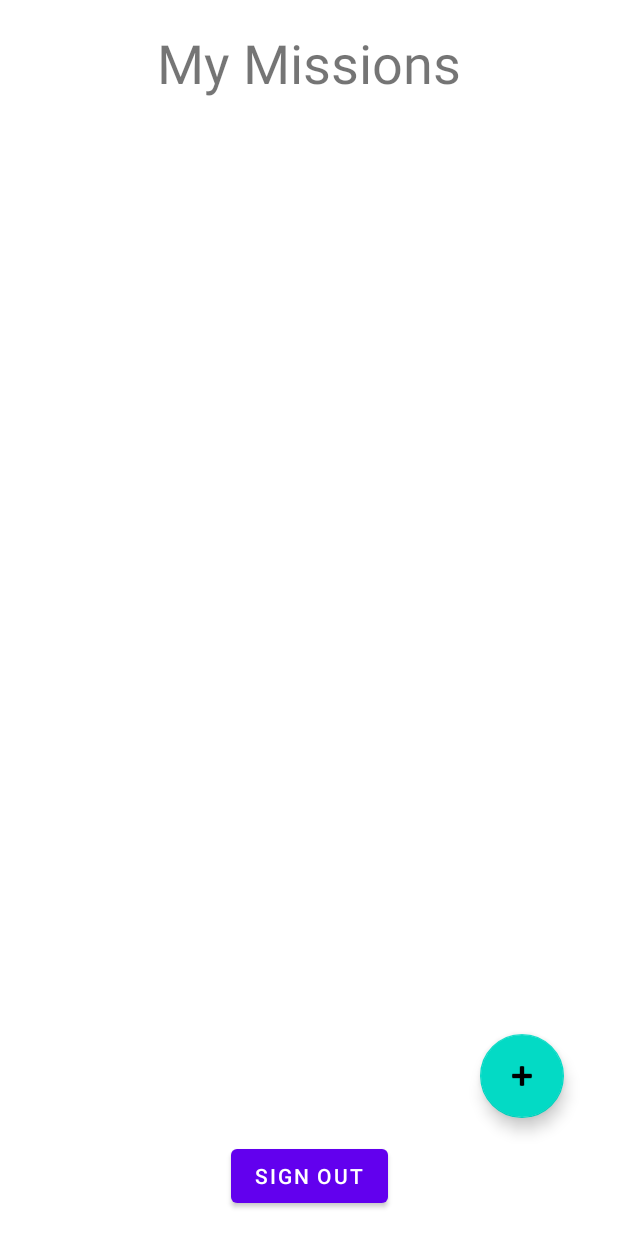
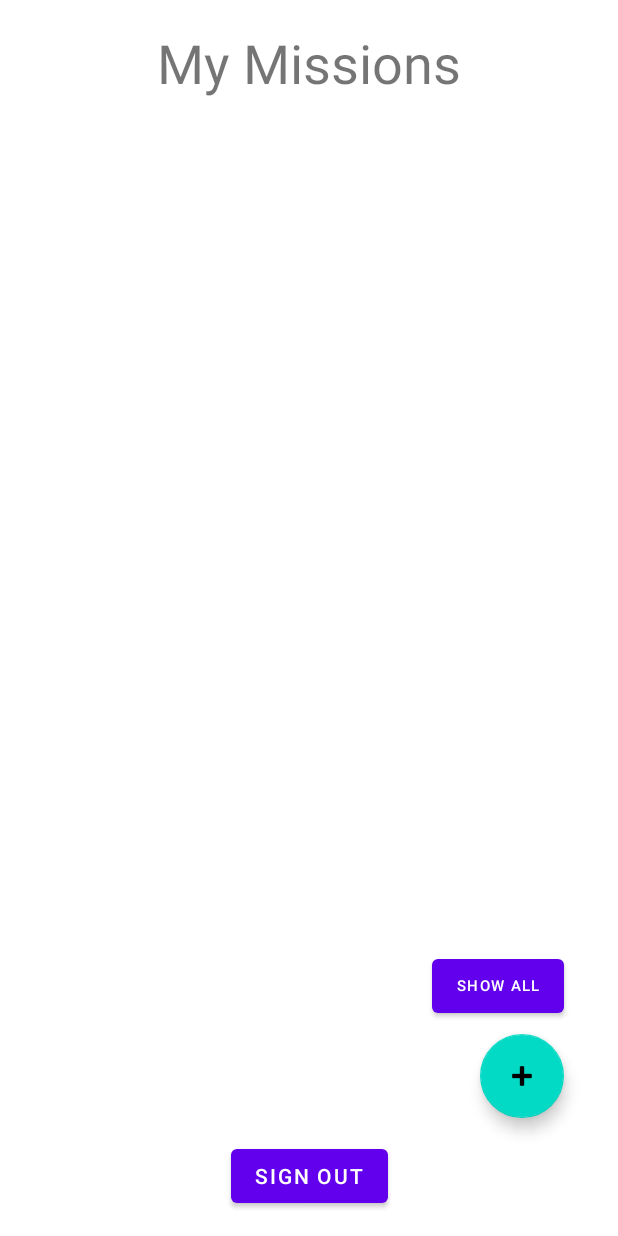
Before and after one commit to ErielVasan/DailyMissions, an Android app: the MissionsActivity screen opened directly, with no data from a screen before it, on a phone screen of 412 x 824 dp. Run offline under Robolectric (Android 15) with nearby library versions, the phone set to English and light mode, and no system bars; our stand-ins replace Firebase (no records; nobody signed in at launch, a user with empty details on screens opened directly).

Commit message:
Show All - Hide button

```diff
--- a/app/src/main/res/layout/activity_missions.xml
+++ b/app/src/main/res/layout/activity_missions.xml
@@ -83,4 +83,17 @@
         app:layout_constraintStart_toStartOf="parent"
         app:layout_constraintTop_toBottomOf="@+id/myMissionsTextView"
         app:layout_constraintVertical_bias="0.516" />
+
+    <Button
+        android:id="@+id/showAllButton"
+        android:layout_width="wrap_content"
+        android:layout_height="wrap_content"
+        android:layout_marginStart="280dp"
+        android:layout_marginBottom="8dp"
+        android:text="Show All"
+        android:textSize="10sp"
+        app:layout_constraintBottom_toTopOf="@+id/addMissionFloatingActionButton"
+        app:layout_constraintEnd_toEndOf="parent"
+        app:layout_constraintHorizontal_bias="0.186"
+        app:layout_constraintStart_toStartOf="parent" />
 </androidx.constraintlayout.widget.ConstraintLayout>
```
Also changed, not shown: app/src/main/java/com/example/dailymissions/MissionsActivity.kt (+9 -0 lines), app/src/main/java/com/example/dailymissions/MissionsFragment.kt (+20 -6 lines).
